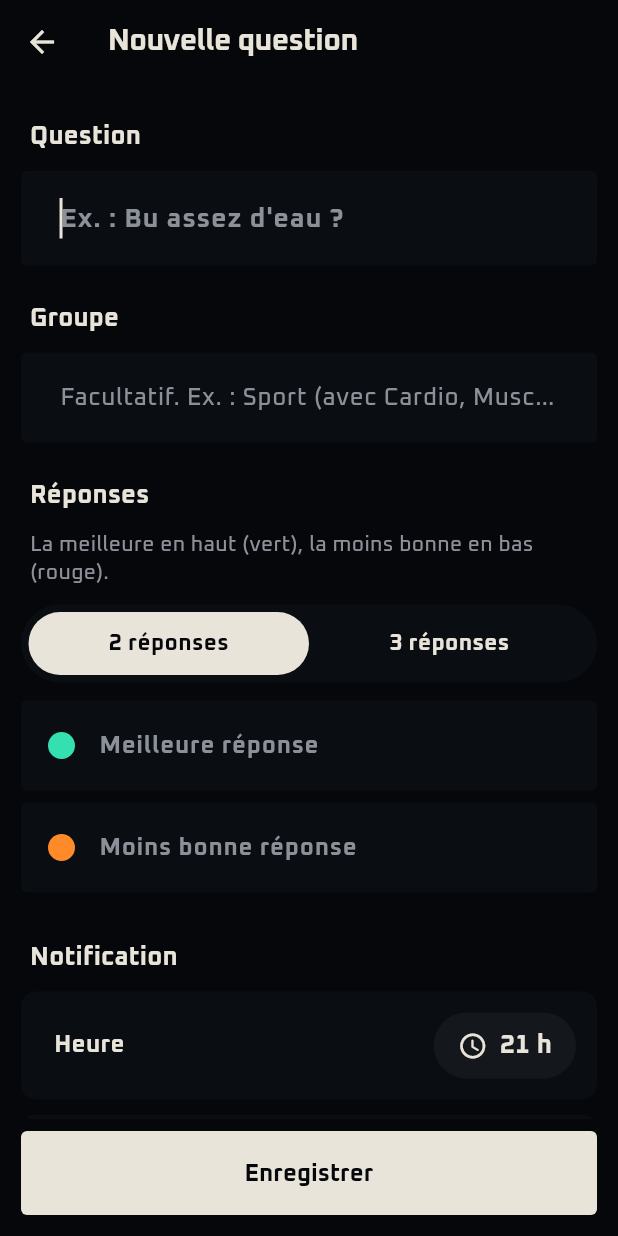
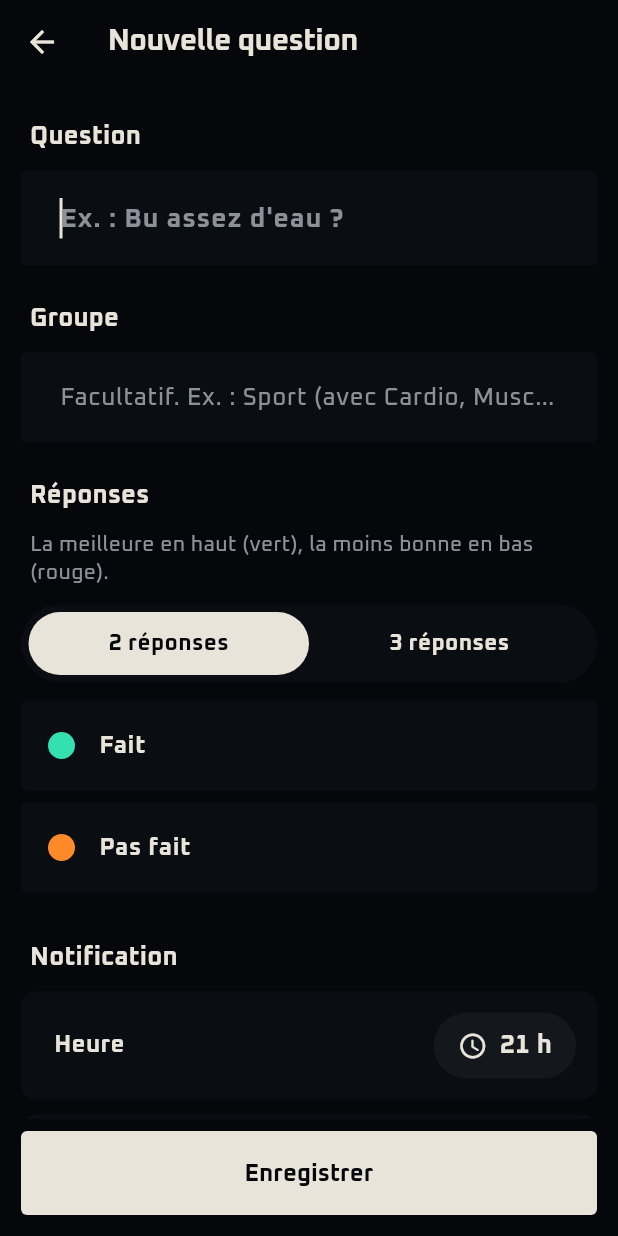
Before and after one commit to dulionpaul-ai/ouinon, a Flutter app: the screen it shows after launch, item 3 of the bottom bar chosen, after a tap on the "add" icon, on a phone screen of 412 x 824 dp. Run offline on Flutter 3.47's test engine with Material 3 defaults, Android fonts, the phone set to English and light mode, and no system bars; our stand-ins replace fl_chart, flutter_local_notifications, shared_preferences, speech_to_text, sqflite, timezone; accounts and stored records are empty.

Commit message:
Nouvelle question : « Fait » et « Pas fait » par défaut, modifiables
Co-Authored-By: Claude Opus 5.5 <noreply@anthropic.com>
Claude-Session: https://claude.ai/code/session_01JgPcsm1XKxjimSmv3GHsnS

```diff
--- a/lib/screens/edition_question_screen.dart
+++ b/lib/screens/edition_question_screen.dart
@@ -51,8 +51,10 @@ class _EditionQuestionScreenState extends State<EditionQuestionScreen> {
       }.toList()..sort();
       if (mounted) setState(() => _familles = noms);
     });
+    // Nouvelle question : « Fait » et « Pas fait » par défaut, à changer
+    // si besoin (Paul, 28/10/2026).
     _reponses = [
-      for (final r in q?.reponses ?? const ['', ''])
+      for (final r in q?.reponses ?? const ['Fait', 'Pas fait'])
         TextEditingController(text: r),
     ];
     _heure = q?.heure ?? 21 * 60;
```
Also changed, not shown: 2 other files.
